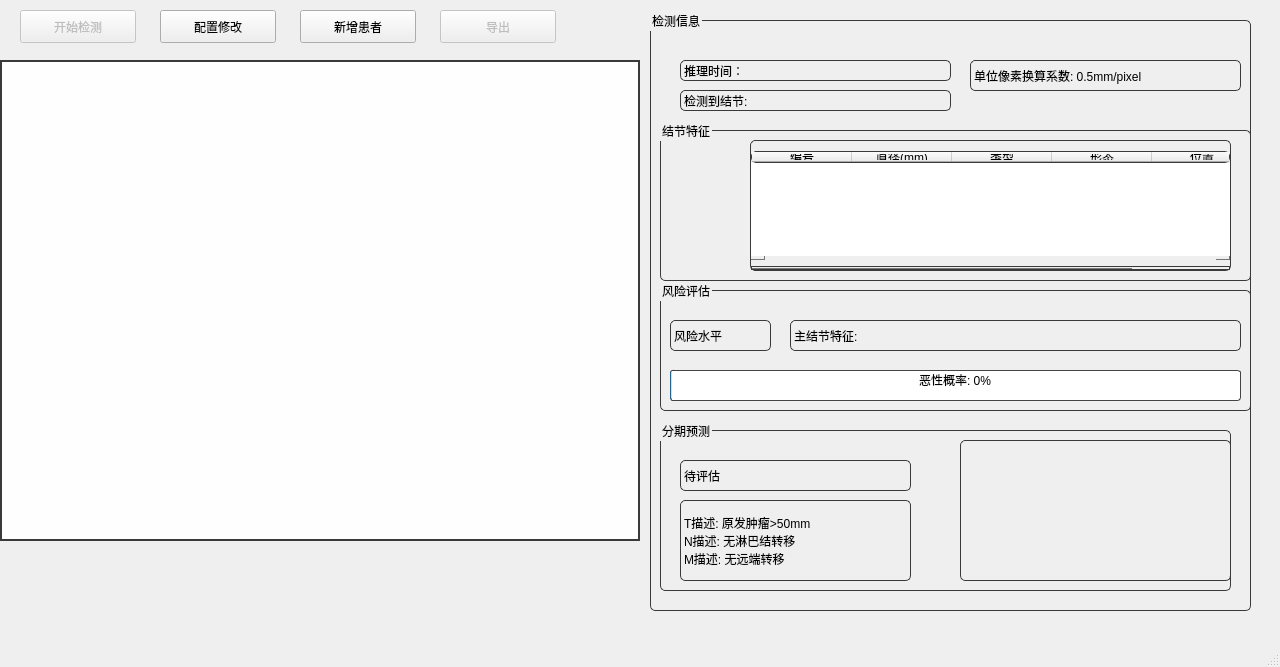
The window that form.ui (lisinong/Lung_cancerDAAS) describes before a commit, drawn with Qt 5.
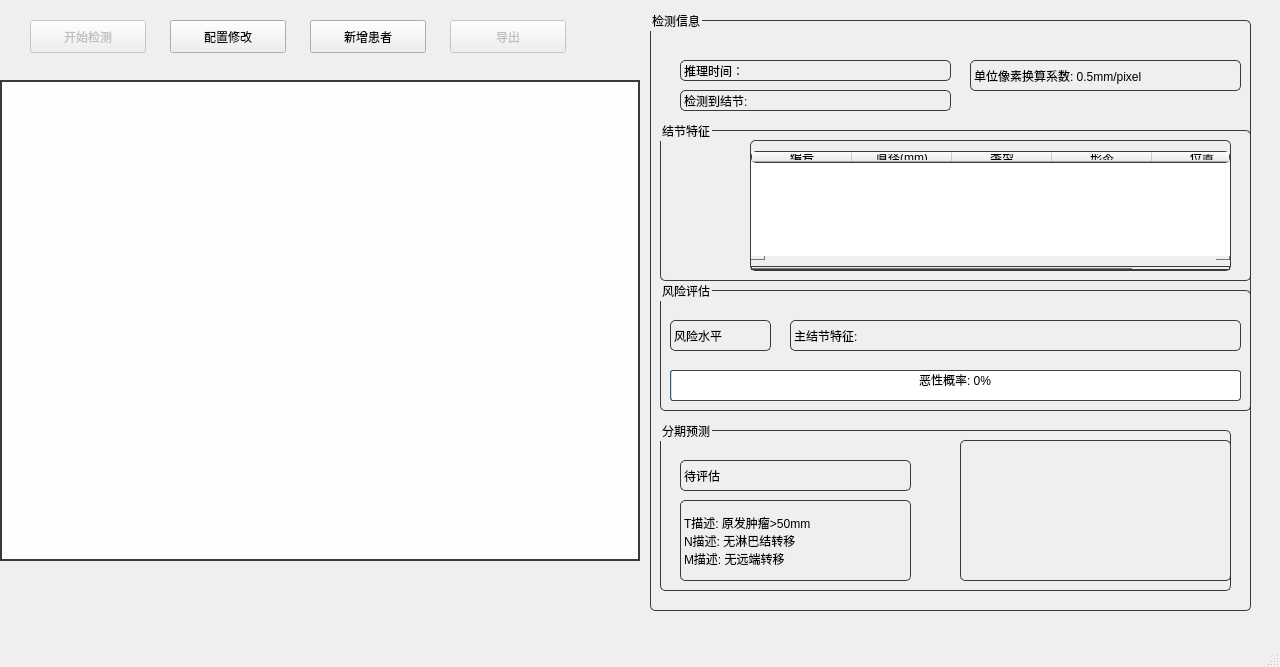
The same window after the commit. Icons and pictures are not drawn.

Commit message: Add SVG window icon and update UI layout; enhance requirements

The edit to the form file:
```diff
--- a/form.ui
+++ b/form.ui
@@ -36,8 +36,8 @@
     </property>
     <property name="geometry">
      <rect>
-      <x>20</x>
-      <y>10</y>
+      <x>30</x>
+      <y>20</y>
       <width>116</width>
       <height>33</height>
      </rect>
@@ -53,7 +53,7 @@
     <property name="geometry">
      <rect>
       <x>0</x>
-      <y>60</y>
+      <y>80</y>
       <width>640</width>
       <height>481</height>
      </rect>
@@ -374,8 +374,8 @@
    <widget class="QPushButton" name="paramButton">
     <property name="geometry">
      <rect>
-      <x>160</x>
-      <y>10</y>
+      <x>170</x>
+      <y>20</y>
       <width>116</width>
       <height>33</height>
      </rect>
@@ -387,8 +387,8 @@
    <widget class="QPushButton" name="addPatientBtn">
     <property name="geometry">
      <rect>
-      <x>300</x>
-      <y>10</y>
+      <x>310</x>
+      <y>20</y>
       <width>116</width>
       <height>33</height>
      </rect>
@@ -403,8 +403,8 @@
     </property>
     <property name="geometry">
      <rect>
-      <x>440</x>
-      <y>10</y>
+      <x>450</x>
+      <y>20</y>
       <width>116</width>
       <height>33</height>
      </rect>
```
Left out of the diff: 2 changed lines with no effect on the pictures. The commit also changes 3 other files.
